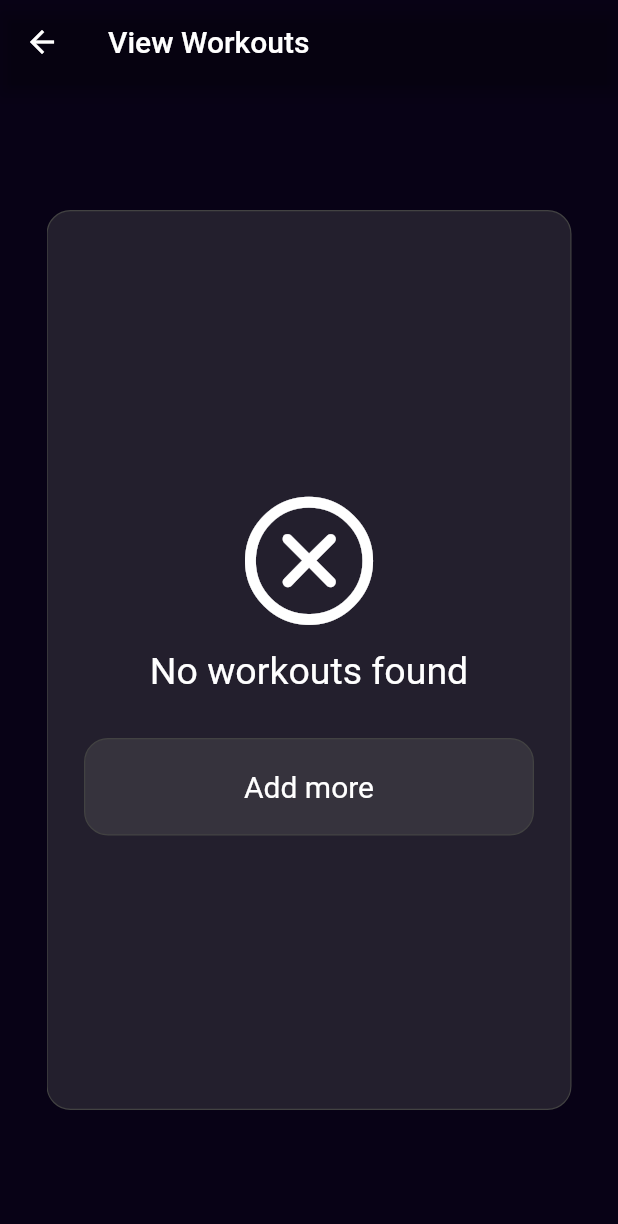
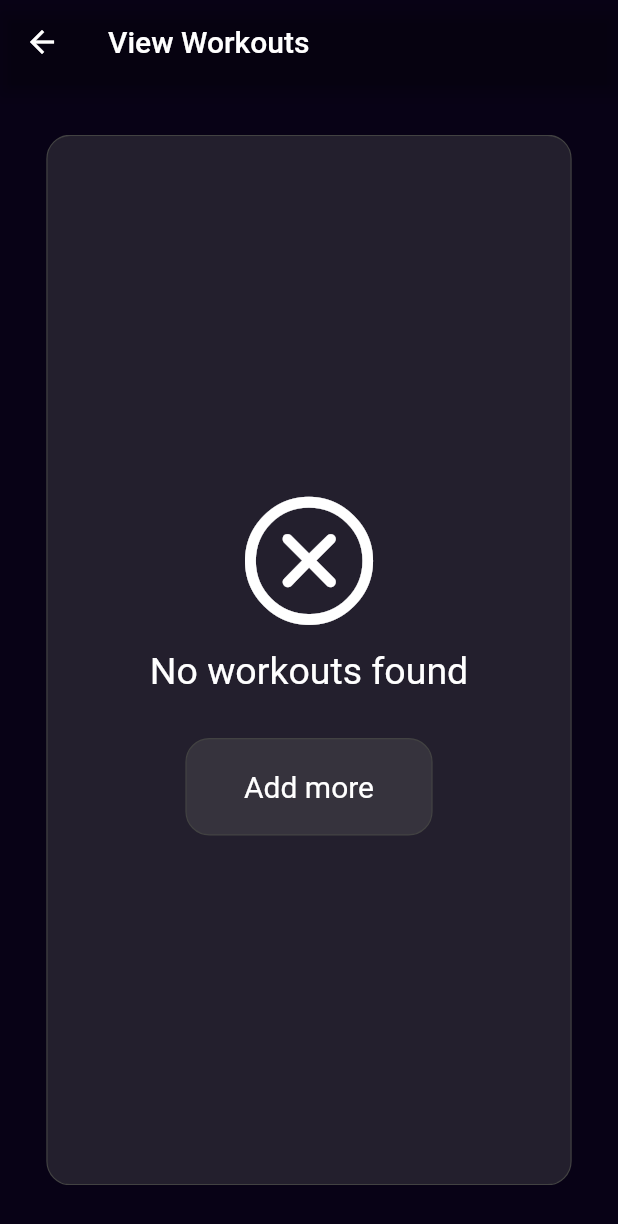
Before and after one commit to aevinj/Overload, a Flutter app: the ViewWorkoutsPage screen opened directly, on a phone screen of 412 x 824 dp. Shown: the top 1224 px of the screen. Run offline on Flutter 3.47's test engine with Material 2 defaults, Android fonts, the phone set to English and light mode, and no system bars; our stand-ins replace hive, hive_flutter; accounts and stored records are empty.

Commit message:
resizability for view workouts

```diff
--- a/lib/pages/view_workouts.dart
+++ b/lib/pages/view_workouts.dart
@@ -7,6 +7,7 @@ import 'package:progressive_overload/components/text_style.dart';
 import 'package:progressive_overload/pages/new_workout.dart';
 import 'package:progressive_overload/pages/workout.dart';
 import 'package:progressive_overload/theme/dark_theme.dart';
+import 'package:progressive_overload/util/device_specific.dart';
 import 'package:provider/provider.dart';
 
 class ViewWorkoutsPage extends StatelessWidget {
@@ -24,8 +25,8 @@ class ViewWorkoutsPage extends StatelessWidget {
         ),
         body: Center(
           child: BlurryButton(
-            width: 350,
-            height: 600,
+            width: widthOfCurrentDevice(context) * 0.85,
+            height: heightOfCurrentDevice(context) * 0.85,
             onPressed: () {},
             child: boxManager.getWorkoutsAsList().isEmpty
                 ? Center(
@@ -48,7 +49,7 @@ class ViewWorkoutsPage extends StatelessWidget {
                           height: 30,
                         ),
                         BlurryButton(
-                            width: 300,
+                            width: widthOfCurrentDevice(context) * 0.4,
                             height: 65,
                             onPressed: () {
                               Navigator.push(
@@ -92,8 +93,8 @@ class ViewWorkoutsPage extends StatelessWidget {
                                       ),
                                       actions: [
                                         BlurryButton(
-                                          width: 100,
-                                          height: 50,
+                                          width: widthOfCurrentDevice(context) * 0.3,
+                                          height: heightOfCurrentDevice(context) * 0.1,
                                           onPressed: () {
                                             Navigator.of(context).pop(false);
                                           },
@@ -104,8 +105,8 @@ class ViewWorkoutsPage extends StatelessWidget {
                                         ),
                                         BlurryButton(
                                           color: Colors.red,
-                                          width: 100,
-                                          height: 50,
+                                          width: widthOfCurrentDevice(context) * 0.3,
+                                          height: heightOfCurrentDevice(context) * 0.1,
                                           onPressed: () {
                                             Navigator.of(context).pop(true);
                                           },
```
